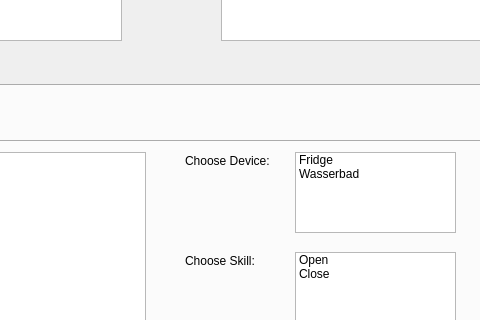
Old version of the form user-interface/forms/userinterface.ui in the repository TheGaertner/cryopreservation-panda; both pictures show x 409 to 889 and y 310 to 630 of the 1171 by 825 pixel window.
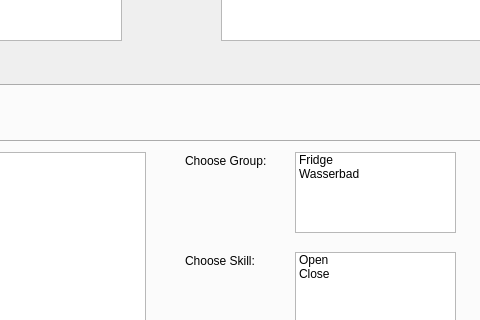
New version of the form. The open tabs and pages were chosen to show the change. Icons and pictures are not drawn. Custom widgets are drawn as their Qt base class.

What changed in the file:
```diff
--- a/user-interface/forms/userinterface.ui
+++ b/user-interface/forms/userinterface.ui
@@ -2350,7 +2350,7 @@
          </rect>
         </property>
         <property name="text">
-         <string>Choose Device:</string>
+         <string>Choose Group:</string>
         </property>
        </widget>
        <widget class="QPushButton" name="pushButton_26">
```
Left out of the diff: 2 changed lines with no effect on the pictures.
